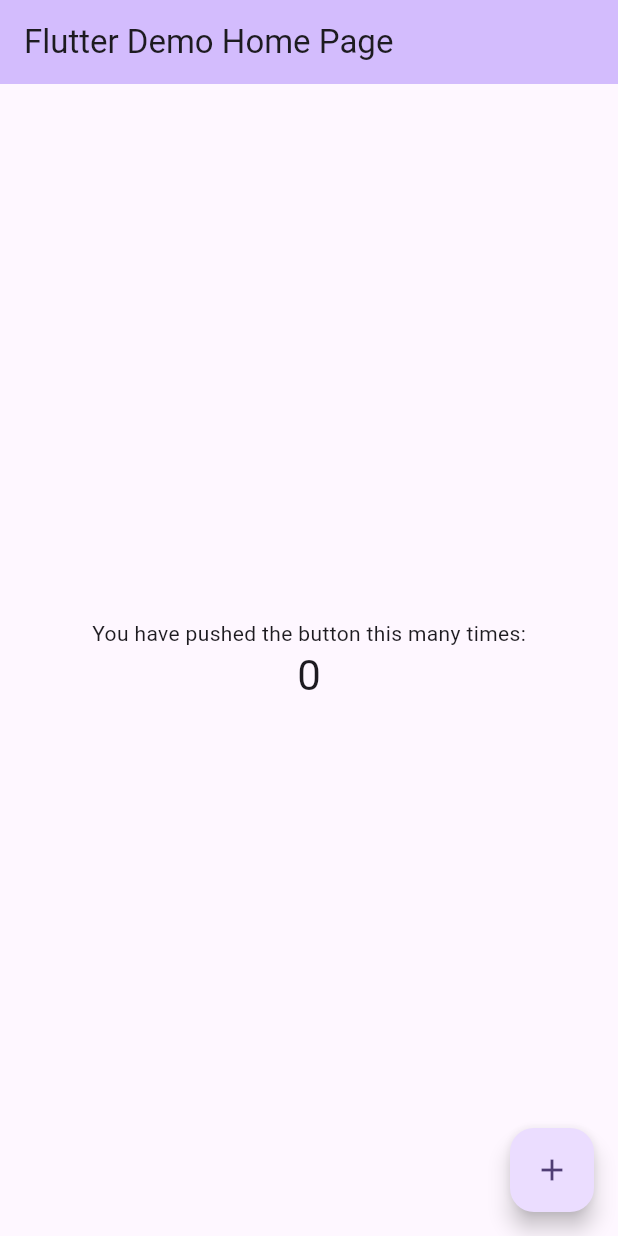
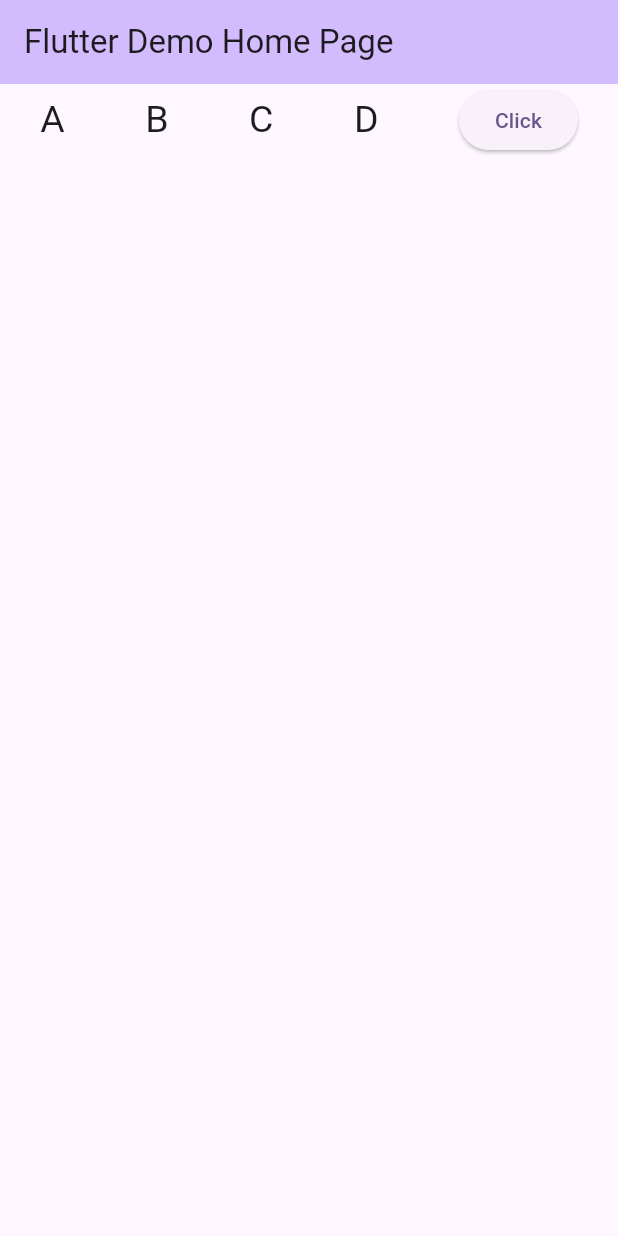
Before and after one commit to AkashBelekar2428/rows_coloums_flutter, a Flutter app: the screen it shows after launch, on a phone screen of 412 x 824 dp. Run offline on Flutter 3.47's test engine with Material 2 defaults, Android fonts, the phone set to English and light mode, and no system bars.

Commit message:
Using alignments

```diff
--- a/lib/main.dart
+++ b/lib/main.dart
@@ -13,21 +13,6 @@ class MyApp extends StatelessWidget {
     return MaterialApp(
       title: 'Flutter Demo',
       theme: ThemeData(
-        // This is the theme of your application.
-        //
-        // TRY THIS: Try running your application with "flutter run". You'll see
-        // the application has a blue toolbar. Then, without quitting the app,
-        // try changing the seedColor in the colorScheme below to Colors.green
-        // and then invoke "hot reload" (save your changes or press the "hot
-        // reload" button in a Flutter-supported IDE, or press "r" if you used
-        // the command line to start the app).
-        //
-        // Notice that the counter didn't reset back to zero; the application
-        // state is not lost during the reload. To reset the state, use hot
-        // restart instead.
-        //
-        // This works for code too, not just values: Most code changes can be
-        // tested with just a hot reload.
         colorScheme: ColorScheme.fromSeed(seedColor: Colors.deepPurple),
         useMaterial3: true,
       ),
@@ -39,15 +24,6 @@ class MyApp extends StatelessWidget {
 class MyHomePage extends StatefulWidget {
   const MyHomePage({super.key, required this.title});
 
-  // This widget is the home page of your application. It is stateful, meaning
-  // that it has a State object (defined below) that contains fields that affect
-  // how it looks.
-
-  // This class is the configuration for the state. It holds the values (in this
-  // case the title) provided by the parent (in this case the App widget) and
-  // used by the build method of the State. Fields in a Widget subclass are
-  // always marked "final".
-
   final String title;
 
   @override
@@ -55,27 +31,16 @@ class MyHomePage extends StatefulWidget {
 }
 
 class _MyHomePageState extends State<MyHomePage> {
-  int _counter = 0;
 
   void _incrementCounter() {
     setState(() {
-      // This call to setState tells the Flutter framework that something has
-      // changed in this State, which causes it to rerun the build method below
-      // so that the display can reflect the updated values. If we changed
-      // _counter without calling setState(), then the build method would not be
-      // called again, and so nothing would appear to happen.
-      _counter++;
+
     });
   }
 
   @override
   Widget build(BuildContext context) {
-    // This method is rerun every time setState is called, for instance as done
-    // by the _incrementCounter method above.
-    //
-    // The Flutter framework has been optimized to make rerunning build methods
-    // fast, so that you can just rebuild anything that needs updating rather
-    // than having to individually change instances of widgets.
+
     return Scaffold(
       appBar: AppBar(
         // TRY THIS: Try changing the color here to a specific color (to
@@ -86,40 +51,19 @@ class _MyHomePageState extends State<MyHomePage> {
         // the App.build method, and use it to set our appbar title.
         title: Text(widget.title),
       ),
-      body: Center(
-        // Center is a layout widget. It takes a single child and positions it
-        // in the middle of the parent.
-        child: Column(
-          // Column is also a layout widget. It takes a list of children and
-          // arranges them vertically. By default, it sizes itself to fit its
-          // children horizontally, and tries to be as tall as its parent.
-          //
-          // Column has various properties to control how it sizes itself and
-          // how it positions its children. Here we use mainAxisAlignment to
-          // center the children vertically; the main axis here is the vertical
-          // axis because Columns are vertical (the cross axis would be
-          // horizontal).
-          //
-          // TRY THIS: Invoke "debug painting" (choose the "Toggle Debug Paint"
-          // action in the IDE, or press "p" in the console), to see the
-          // wireframe for each widget.
-          mainAxisAlignment: MainAxisAlignment.center,
-          children: <Widget>[
-            const Text(
-              'You have pushed the button this many times:',
-            ),
-            Text(
-              '$_counter',
-              style: Theme.of(context).textTheme.headlineMedium,
-            ),
-          ],
-        ),
-      ),
-      floatingActionButton: FloatingActionButton(
-        onPressed: _incrementCounter,
-        tooltip: 'Increment',
-        child: const Icon(Icons.add),
-      ), // This trailing comma makes auto-formatting nicer for build methods.
-    );
+      body: Row(
+        mainAxisAlignment: MainAxisAlignment.spaceAround,
+        children: <Widget> [
+              Text("A",style: TextStyle(fontSize: 25),),
+              Text("B",style: TextStyle(fontSize: 25),),
+              Text("C",style: TextStyle(fontSize: 25),),
+              Text("D",style: TextStyle(fontSize: 25),),
+              ElevatedButton(onPressed: (){
+
+              },child: Text('Click')
+              )
+             ],
+          )
+      );
   }
 }
```
